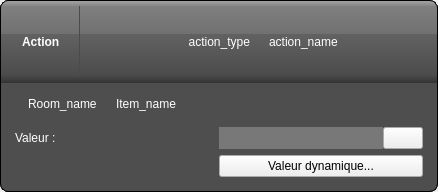
calaos/calaos_installer, file data/FormActionStd.ui: the form before one commit.
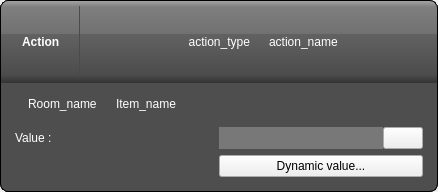
The form after the commit. Icons and pictures are not drawn.

What changed in the file:
```diff
--- a/data/FormActionStd.ui
+++ b/data/FormActionStd.ui
@@ -295,14 +295,14 @@
           <item row="0" column="0">
            <widget class="QLabel" name="label_11">
             <property name="text">
-             <string>Valeur :</string>
+             <string>Value :</string>
             </property>
            </widget>
           </item>
           <item row="1" column="1">
            <widget class="QPushButton" name="btMore">
             <property name="text">
-             <string>Valeur dynamique...</string>
+             <string>Dynamic value...</string>
             </property>
             <property name="class" stdset="0">
              <string>buttonStyled</string>
```
Left out of the diff: 22 changed lines with no effect on the pictures.
